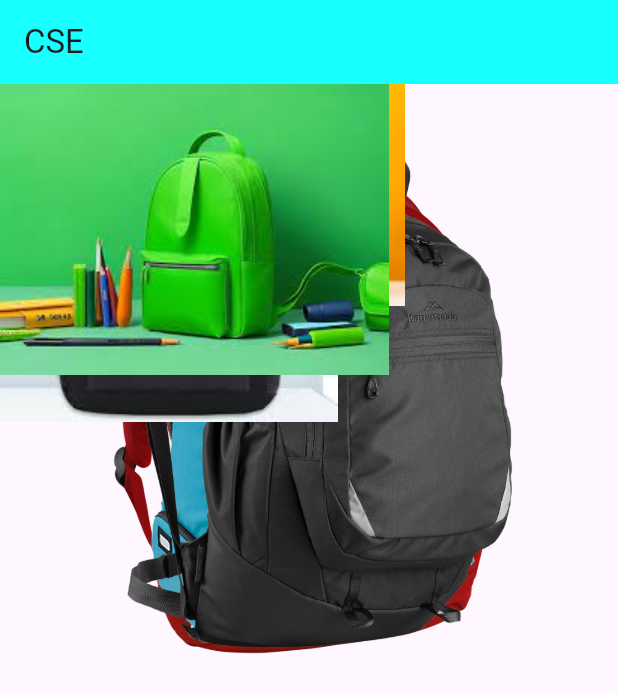
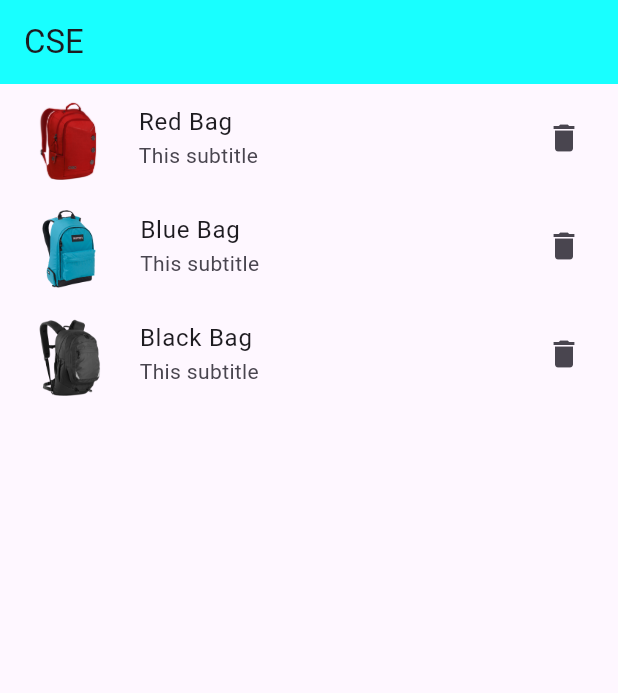
Before and after one commit to Aziz-Ru/Flutter-Basics, a Flutter app: the screen it shows after launch, on a phone screen of 412 x 824 dp. Shown: the top 693 px of the screen. Run offline on Flutter 3.47's test engine with Material 3 defaults, Android fonts, the phone set to English and light mode, and no system bars.

Commit message:
Listtile update

```diff
--- a/lib/main.dart
+++ b/lib/main.dart
@@ -13,22 +13,28 @@ class MyApp extends StatelessWidget {
             backgroundColor: Colors.cyanAccent,
             title: const Text('CSE'),
           ),
-        body: const Stack(
+          body: ListView(
             children: [
-            //Overfollow hosse
-            Image(image: AssetImage('images/bag-1.png')),
-            Image(image: AssetImage('images/bag-2.png')),
-            Image(image: AssetImage('images/bag-3.png')),
-            Image(image: AssetImage('images/bag-4.jpeg')),
-            Image(image: AssetImage('images/bag-5.jpeg')),
-            Image(image: AssetImage('images/bag-6.jpeg')),
-            Image(image: AssetImage('images/bag-7.jpeg')),
-            Image(image: AssetImage('images/bag-8.jpeg')),
-            Image(image: AssetImage('images/bag-9.jpeg')),
-            Image(image: AssetImage('images/bag-10.jpeg')),
+              ListTile(
+                leading: Image.asset('images/bag-1.png'),
+                title: const Text('Red Bag'),
+                subtitle: const Text('This subtitle'),
+                trailing: const Icon(Icons.delete),
+              ),
+              ListTile(
+                leading: Image.asset('images/bag-2.png'),
+                title: const Text('Blue Bag'),
+                subtitle: const Text('This subtitle'),
+                trailing: const Icon(Icons.delete),
+              ),
+              ListTile(
+                leading: Image.asset('images/bag-3.png'),
+                title: const Text('Black Bag'),
+                subtitle: const Text('This subtitle'),
+                trailing: const Icon(Icons.delete),
+              ),
             ],
-        ),
-      ),
+          )),
     );
   }
 }
```
Lines whose indentation alone changed are shown as unchanged.
